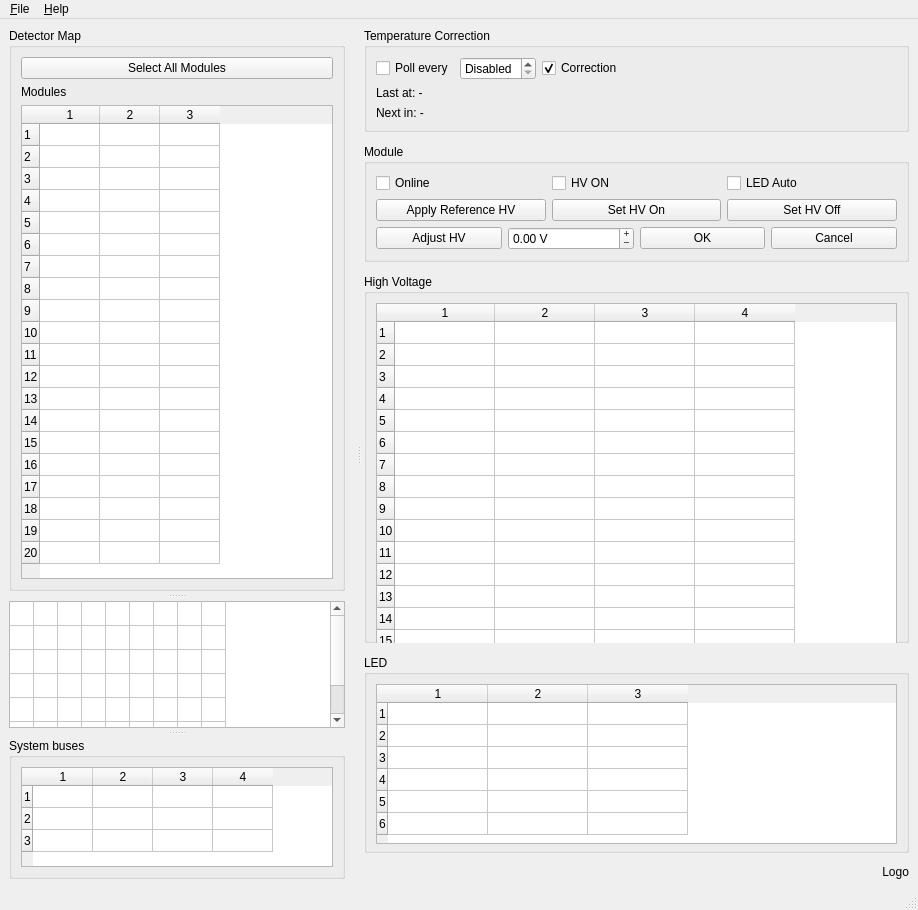
This is main.ui in sultanmusin/pyslow as Qt 5 draws it before an edit. The edited form follows.
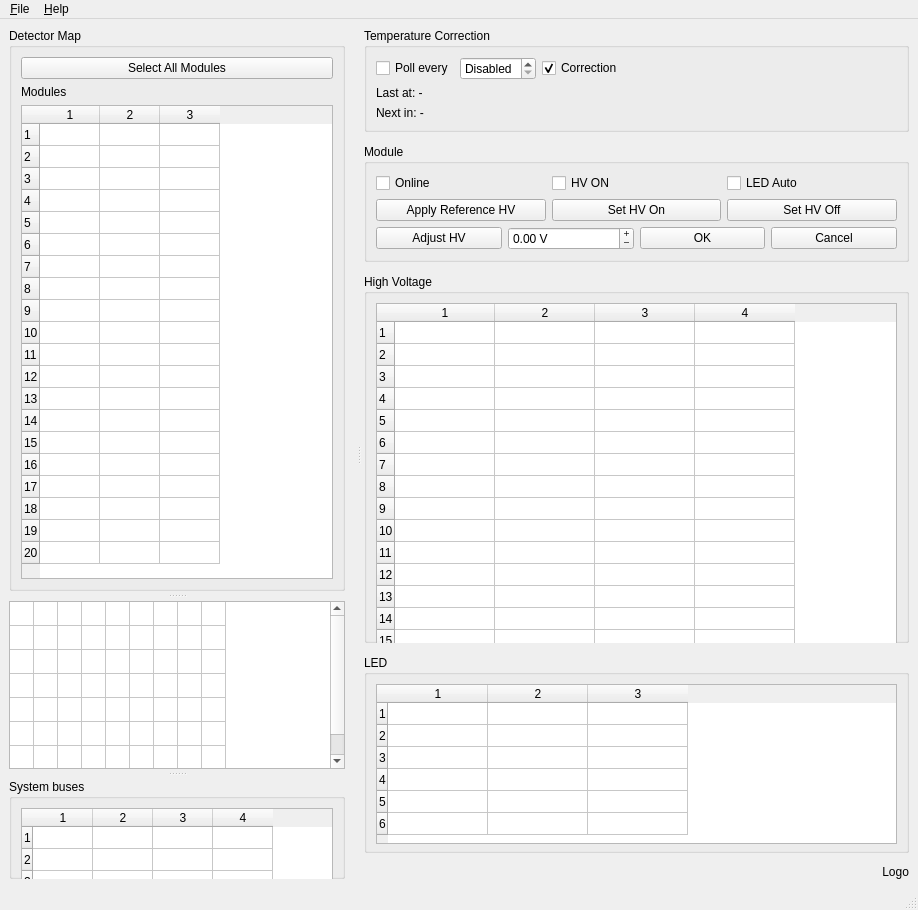
This is the edited form.

```diff
--- a/main.ui
+++ b/main.ui
@@ -269,6 +269,12 @@
              <verstretch>1</verstretch>
             </sizepolicy>
            </property>
+           <property name="minimumSize">
+            <size>
+             <width>0</width>
+             <height>100</height>
+            </size>
+           </property>
            <property name="title">
             <string>System buses</string>
            </property>
```
Left out of the diff: 20 changed lines with no effect on the pictures.
